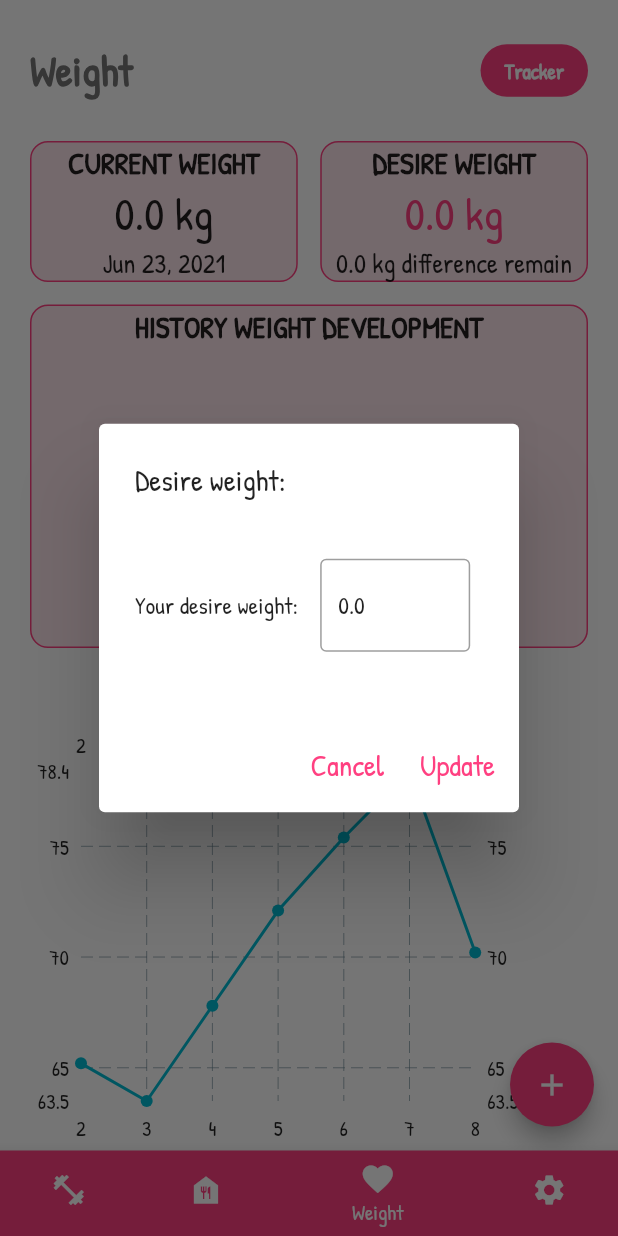
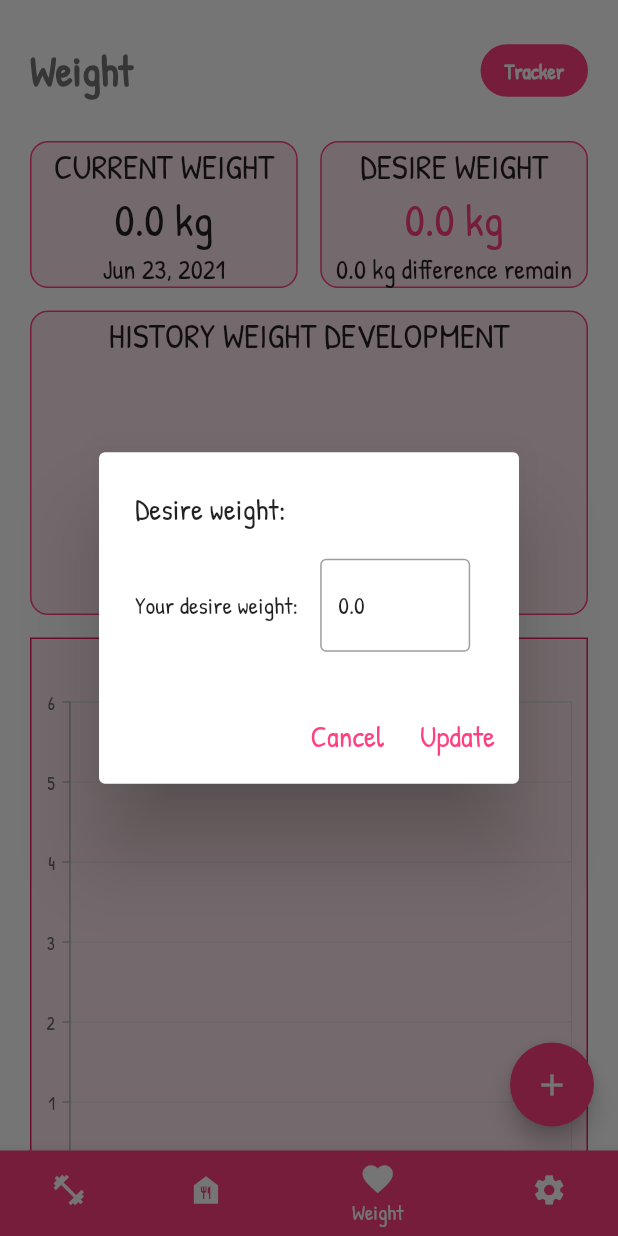
Before and after one commit to DonMartialMinh/Health, a Flutter app: the screen it shows once a user with an empty profile is signed in, item 3 of the bottom bar chosen, after a tap on "DESIRE WEIGHT", on a phone screen of 412 x 824 dp. Run offline on Flutter 3.47's test engine with Material 2 defaults, Android fonts, the phone set to English and light mode, and no system bars; drawn by our look-alikes of fl_chart; our stand-ins replace cloud_firestore, firebase_auth, firebase_core, font_awesome_flutter, google_sign_in, numberpicker and 2 more; accounts and stored records are empty.

Commit message:
Complete weight history line chart

```diff
--- a/lib/tabs/WeightTracker.dart
+++ b/lib/tabs/WeightTracker.dart
@@ -5,13 +5,12 @@ import 'package:flutter/cupertino.dart';
 import 'package:flutter/material.dart';
 import 'package:flutter/services.dart';
 import 'package:health/components/Header.dart';
-import 'package:fl_chart/fl_chart.dart';
 import 'package:health/models/weight.dart';
 import 'package:intl/intl.dart';
+import 'package:syncfusion_flutter_charts/charts.dart';
 
 
 class WeightTracker extends StatefulWidget {
-
   @override
   State<StatefulWidget> createState() {
     // TODO: implement createState
@@ -22,14 +21,12 @@ class WeightTracker extends StatefulWidget {
 class _WeightTracker extends State<WeightTracker> {
   double _currentWeight = 0.0;
   DateTime _currentWeightTime = DateTime.now();
-  double _desireWeight = 67.5;
+  double _desireWeight = 0.0;
   late TextEditingController _controller;
-
   DateTime _currentDate =  DateTime.now();
   final firebaseUser = FirebaseAuth.instance.currentUser;
-
-  List<Weight> _list = [
-  ];
+  List<Weight> _list = [];
+  late TooltipBehavior _tooltipBehavior;
 
   double roundDouble(double value, int places){
     num mod = pow(10.0, places);
@@ -96,11 +93,12 @@ class _WeightTracker extends State<WeightTracker> {
   }
 
   Future<dynamic> _getCurrentWeight() async {
+    _list.clear();
     final query = FirebaseFirestore.instance
         .collection("User")
         .doc(firebaseUser!.uid)
         .collection('WeightHistory')
-        .orderBy('dateTime', descending: true).limit(1);
+        .orderBy('dateTime', descending: true);
 
     await query.get().then((QuerySnapshot snapshot) async {
       setState(() {
@@ -108,6 +106,9 @@ class _WeightTracker extends State<WeightTracker> {
           {
             this._currentWeight = snapshot.docs[0]['weight'];
             this._currentWeightTime = snapshot.docs[0]['dateTime'].toDate();
+            snapshot.docs.forEach((element) {
+              _list.add(new Weight(weight: element['weight'], dateTime: element['dateTime'].toDate()));
+            });
           }
         else {
           this._currentWeight = 0.0;
@@ -118,14 +119,14 @@ class _WeightTracker extends State<WeightTracker> {
   }
 
   Future<void> _getDesireWeight() async {
-    final collection = FirebaseFirestore.instance
+    final document = FirebaseFirestore.instance
         .collection("User")
         .doc(firebaseUser!.uid);
 
-    await collection.get().then((snapshot) => {
+    await document.get().then((snapshot) async {
       setState((){
         this._desireWeight = snapshot.get('desireWeight').toDouble();
-      })
+      });
     });
   }
 
@@ -133,8 +134,9 @@ class _WeightTracker extends State<WeightTracker> {
   void initState() {
     super.initState();
     _controller = TextEditingController();
+    _tooltipBehavior = TooltipBehavior(enable: true);
+    _getDesireWeight();
     _getCurrentWeight();
-    _getDesireWeight();
   }
 
   @override
@@ -186,7 +188,7 @@ class _WeightTracker extends State<WeightTracker> {
                         ),
                         child: Column(
                           children: [
-                            Text('CURRENT WEIGHT', style: TextStyle(fontSize: 20, fontWeight: FontWeight.bold),),
+                            Text('CURRENT WEIGHT', style: TextStyle(fontSize: 23),),
                             Text('${this._currentWeight} kg', style: TextStyle(fontSize: 30),),
                             Text('${DateFormat.yMMMd().format(this._currentWeightTime)}', style: TextStyle(fontSize: 18),)
                           ],
@@ -207,7 +209,7 @@ class _WeightTracker extends State<WeightTracker> {
                         child: GestureDetector(
                           child: Column(
                             children: [
-                              Text('DESIRE WEIGHT', style: TextStyle(fontSize: 20, fontWeight: FontWeight.bold),),
+                              Text('DESIRE WEIGHT', style: TextStyle(fontSize: 23),),
                               Text('${this._desireWeight} kg', style: TextStyle(fontSize: 30, color: Colors.pinkAccent),),
                               Text('${(roundDouble((this._desireWeight - this._currentWeight),2)).abs()} kg difference remain', style: TextStyle(fontSize: 18),),
                             ],
@@ -221,11 +223,7 @@ class _WeightTracker extends State<WeightTracker> {
                                       return AlertDialog(
                                         title: const Text('Desire weight:'),
                                         content: Container(
-                                          height: 100,
-                                          child: Column(
-                                            mainAxisAlignment: MainAxisAlignment.center,
-                                            children: [
-                                              Row (
+                                          child: Row (
                                             //mainAxisAlignment: MainAxisAlignment.center,
                                             children: [
                                               Text('Your desire weight:    '),
@@ -245,8 +243,6 @@ class _WeightTracker extends State<WeightTracker> {
                                                   ),
                                                 ),
                                               )
-                                                ],
-                                              ),
                                             ],
                                           ),
                                         ),
@@ -295,9 +291,9 @@ class _WeightTracker extends State<WeightTracker> {
                         ),
                         child: Column(
                           children: [
-                            Text('HISTORY WEIGHT DEVELOPMENT', style: TextStyle(fontSize: 20, fontWeight: FontWeight.bold),),
+                            Text('HISTORY WEIGHT DEVELOPMENT', style: TextStyle(fontSize: 23),),
                             Container(
-                              height: 200,
+                              height: 170,
                               child: StreamBuilder(
                                 stream: FirebaseFirestore.instance.collection('User')
                                     .doc(firebaseUser!.uid).collection('WeightHistory')
@@ -424,32 +420,31 @@ class _WeightTracker extends State<WeightTracker> {
                     ],
                   ),
                   Padding(padding: EdgeInsets.only(top: 15)),
-                  Center(
-                    child: Text('WEIGHT DEVELOPMENT CHART', style: TextStyle(fontSize: 20), textAlign: TextAlign.center,),
-                  ),
                   Container(
-                    padding: EdgeInsets.all(10),
-                    width: MediaQuery.of(context).size.width*0.9,
-                    height: 300,
-                    child: LineChart(
-                      LineChartData(
-                        borderData: FlBorderData(show: false),
-                        lineBarsData: [
-                          LineChartBarData(
-                              spots: [
-                                FlSpot(2, 65.2),
-                                FlSpot(3, 63.5),
-                                FlSpot(4, 67.8),
-                                FlSpot(5, 72.1),
-                                FlSpot(6, 75.4),
-                                FlSpot(7, 78.4),
-                                FlSpot(8, 70.2),
-                              ]
+                    padding: EdgeInsets.symmetric(horizontal: 20),
+                    width: MediaQuery.of(context).size.width,
+                    height: 400,
+                    child: SfCartesianChart(
+                      tooltipBehavior: _tooltipBehavior,
+                      title: ChartTitle(text:'WEIGHT DEVELOPMENT CHART',textStyle: TextStyle(fontFamily: 'PatrickHand', fontSize: 20)),
+                      borderColor: Colors.pink, borderWidth: 1,
+                      backgroundColor: Colors.pink[50],
+                      primaryXAxis: DateTimeAxis(
+                          majorGridLines: MajorGridLines(width: 0),
+                          edgeLabelPlacement: EdgeLabelPlacement.shift,
+                          intervalType: DateTimeIntervalType.days),
+                      series: <ChartSeries< Weight, DateTime>>[
+                        LineSeries<Weight, DateTime>(
+                          name: 'weight',
+                          dataSource: _list,
+                          dataLabelSettings: DataLabelSettings(isVisible: true), enableTooltip: true,
+                          xValueMapper: (Weight weight, _) => weight.dateTime,
+                          yValueMapper: (Weight weight, _) => weight.weight,
                         )
-                        ]
+                      ],
                       ),
                     ),
-                  ),
+                  Padding(padding: EdgeInsets.only(bottom: 100)),
                 ],
               ),
             ),
--- a/pubspec.yaml
+++ b/pubspec.yaml
@@ -39,7 +39,7 @@ dependencies:
   flutter_launcher_icons: ^0.9.0
   flutter_native_splash: ^1.1.8+4
   numberpicker: ^2.1.1
-  fl_chart: ^0.36.1
+  syncfusion_flutter_charts: ^19.1.69+1
 
 flutter_native_splash:
   color: "#ffbd59"
```
Also changed, not shown: pubspec.lock. Lines whose indentation alone changed are shown as unchanged.
